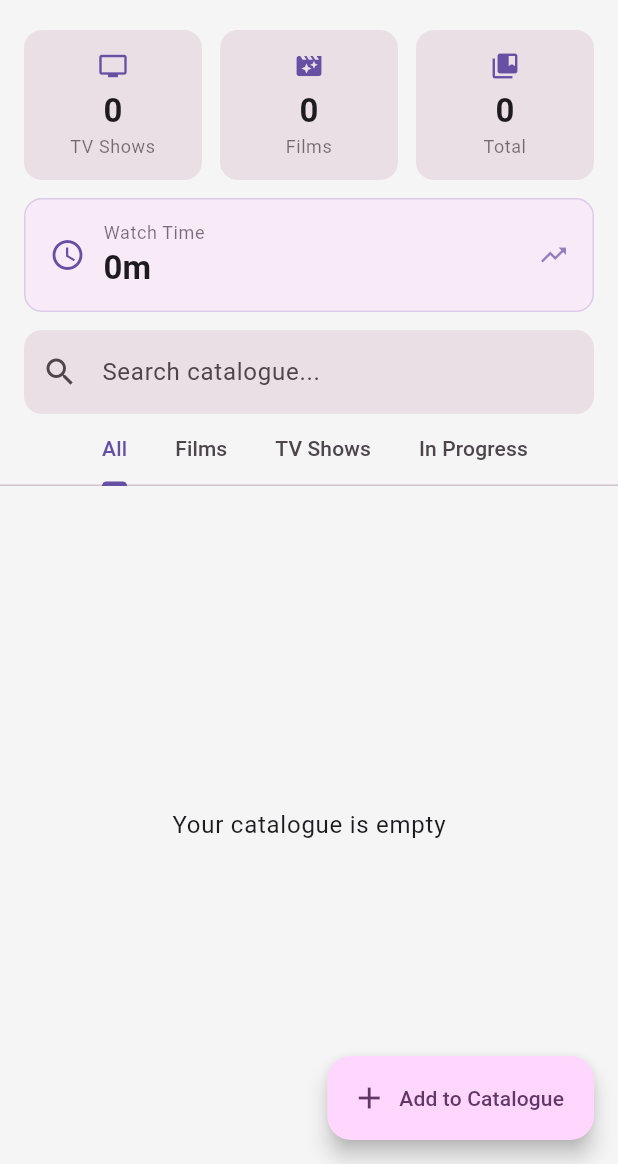
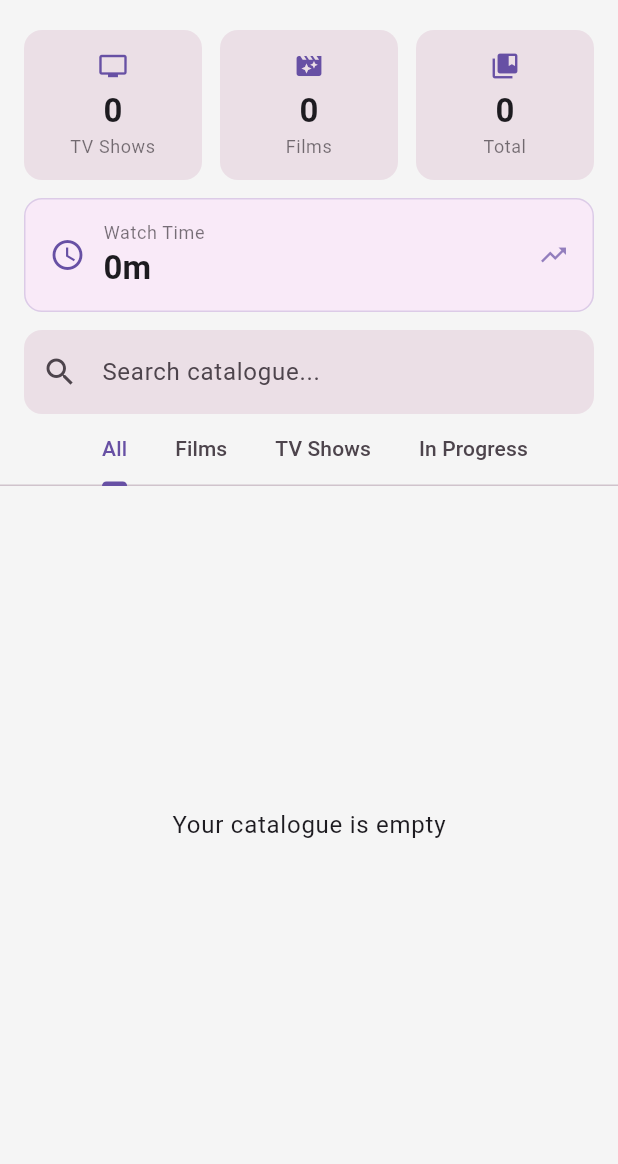
Before and after one commit to KobaruAkiba/iz-show-time, a Flutter app: the CatalogueScreen screen opened by its route, on a phone screen of 412 x 824 dp, the part 72-1236 px from its top. Run offline on Flutter 3.47's test engine with Material 3 defaults, Android fonts, the phone set to English and light mode, and no system bars; our stand-ins replace dio, google_fonts; network calls fail.

Commit message:
Removed floating primary button from catalogue page

```diff
--- a/lib/presentation/screens/catalogue/catalogue_screen.dart
+++ b/lib/presentation/screens/catalogue/catalogue_screen.dart
@@ -135,15 +135,6 @@ class _CatalogueScreenState extends State<CatalogueScreen>
           ],
         ),
       ),
-      floatingActionButton: FloatingActionButton.extended(
-        onPressed: () {
-          ScaffoldMessenger.of(context).showSnackBar(
-            const SnackBar(content: Text('Use Search to add items')),
-          );
-        },
-        icon: const Icon(Icons.add),
-        label: const Text('Add to Catalogue'),
-      ),
     );
   }
 
```
